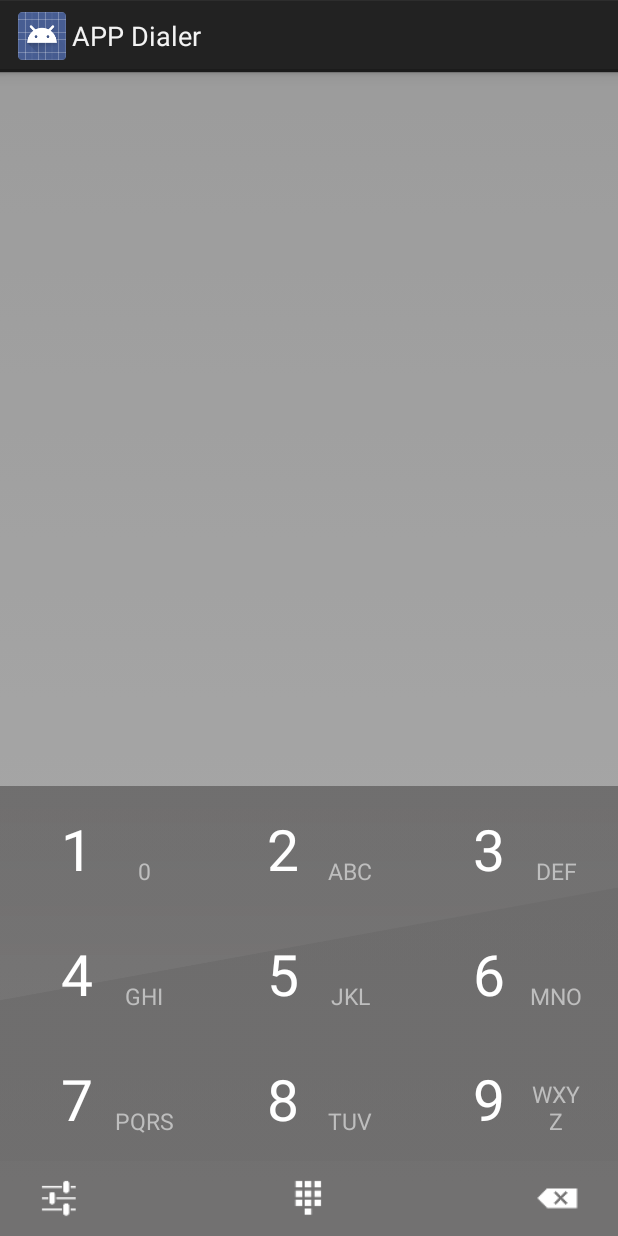
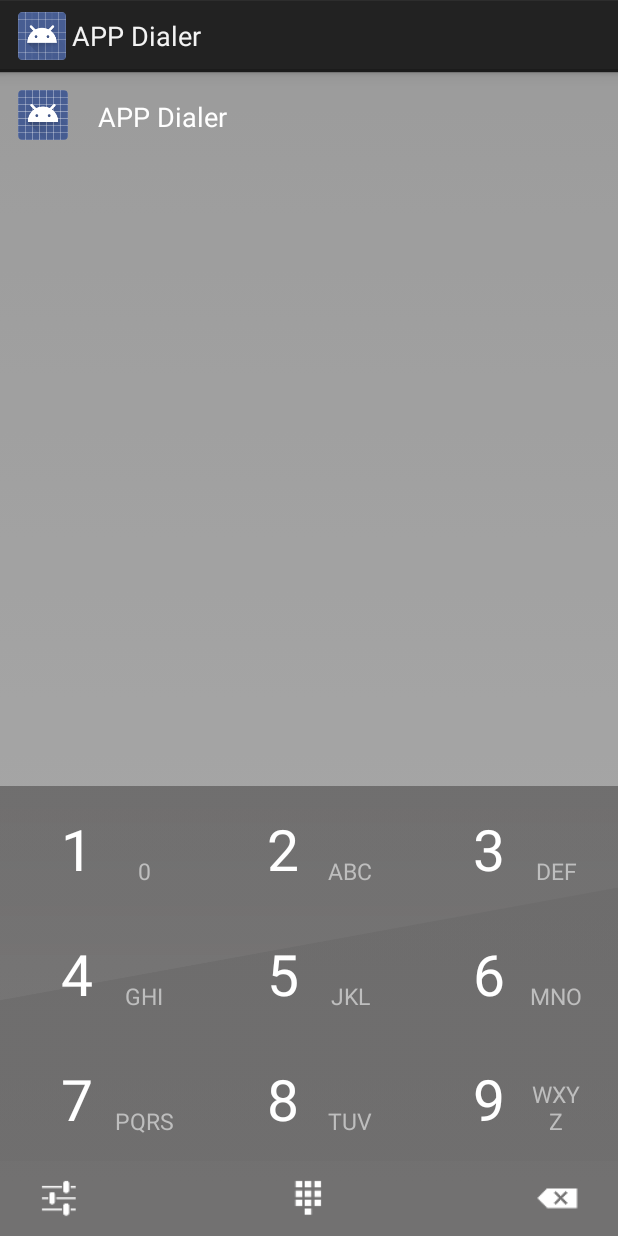
Before and after one commit to Hackforid/Quicker, an Android app: the fragment DialFragment shown on its own in the app's theme, on a phone screen of 412 x 824 dp. Run offline under Robolectric (Android 15) with nearby library versions, the light colour scheme and no system bars; libraries missing offline, so code that uses them is left out: me.grantland.widget, net.sourceforge.pinyin4j, se.emilsjolander.sprinkles; plain views replace AutofitTextView; 10 statements that could not run were skipped.

Commit message:
优化数据库调度

```diff
--- a/quicker/src/main/java/com/smilehacker/quicker/data/SPManager.java
+++ b/quicker/src/main/java/com/smilehacker/quicker/data/SPManager.java
@@ -5,9 +5,6 @@ import android.content.SharedPreferences;
 
 import com.google.gson.Gson;
 import com.google.gson.GsonBuilder;
-import com.smilehacker.quicker.data.model.AppInfo;
-import com.smilehacker.quicker.data.model.T9PinYin;
-import com.smilehacker.quicker.utils.DLog;
 
 /**
  * Created by kleist on 14-4-5.
--- a/quicker/src/main/java/com/smilehacker/quicker/data/model/AppInfo.java
+++ b/quicker/src/main/java/com/smilehacker/quicker/data/model/AppInfo.java
@@ -1,4 +1,6 @@
 package com.smilehacker.quicker.data.model;
+
+import java.util.Date;
 
 import com.google.gson.annotations.SerializedName;
 import com.google.gson.annotations.Expose;
@@ -44,6 +46,14 @@ public class AppInfo extends Model {
     @Column("launch_count")
     public long launchCount = 0;
 
+    @Column("update_date")
+    public Date updateDate;
+
     public double priority;
 
+    @Override
+    protected void beforeSave() {
+        super.beforeSave();
+        updateDate = new Date();
+    }
 }
--- a/quicker/src/main/java/com/smilehacker/quicker/frgments/DialFragment.java
+++ b/quicker/src/main/java/com/smilehacker/quicker/frgments/DialFragment.java
@@ -97,22 +97,27 @@ public class DialFragment extends Fragment{
     }
 
     private void loadApps() {
-        new AsyncTask<Void, Void, Void>() {
+//        new AsyncTask<Void, Void, Void>() {
+//
+//            @Override
+//            protected void onPostExecute(Void aVoid) {
+//                super.onPostExecute(aVoid);
+//                mAppAdapter.refreshApps(mAppManager.getRecentUpdateApps());
+//                mIsLoadApps = true;
+//            }
+//
+//            @Override
+//            protected Void doInBackground(Void... voids) {
+//                long time = System.currentTimeMillis();
+//                mAppManager.loadInstalledApps();
+//                DLog.i("read apps cost " + (System.currentTimeMillis() - time));
+//                return null;
+//            }
+//        }.execute();
 
-            @Override
-            protected void onPostExecute(Void aVoid) {
-                super.onPostExecute(aVoid);
-                mIsLoadApps = true;
-            }
-
-            @Override
-            protected Void doInBackground(Void... voids) {
-                long time = System.currentTimeMillis();
-                mAppManager.loadInstalledApps();
-                DLog.i("read apps cost " + (System.currentTimeMillis() - time));
-                return null;
-            }
-        }.execute();
+        mAppManager.loadInstalledApps();
+        mAppAdapter.refreshApps(mAppManager.getRecentUpdateApps());
+        mIsLoadApps = true;
     }
 
     private void initView() {
@@ -336,6 +341,7 @@ public class DialFragment extends Fragment{
     }
 
     private void restDialer() {
+        mAppAdapter.refreshApps(mAppManager.getRecentUpdateApps());
         mNumStr = "";
         mTvNum.setText("");
         showInputBox(false);
--- a/quicker/src/main/java/com/smilehacker/quicker/utils/AppManager.java
+++ b/quicker/src/main/java/com/smilehacker/quicker/utils/AppManager.java
@@ -10,6 +10,8 @@ import com.smilehacker.quicker.data.SPManager;
 import com.smilehacker.quicker.data.model.AppInfo;
 
 import java.util.ArrayList;
+import java.util.Collections;
+import java.util.Comparator;
 import java.util.HashMap;
 import java.util.List;
 
@@ -39,7 +41,6 @@ public class AppManager {
         mGson = new GsonBuilder().excludeFieldsWithoutExposeAnnotation().create();
     }
 
-
     public void loadInstalledApps() {
         List<AppInfo> appList = new ArrayList<AppInfo>();
         HashMap<String, AppInfo> appMap = new HashMap<String, AppInfo>();
@@ -67,6 +68,7 @@ public class AppManager {
 
         transaction.setSuccessful(true);
         transaction.finish();
+
 
         mAppInfos.clear();
         mAppInfos.addAll(appList);
@@ -147,4 +149,15 @@ public class AppManager {
         appInfo.save();
     }
 
+    public List<AppInfo> getRecentUpdateApps() {
+        List<AppInfo> appInfos = new ArrayList<AppInfo>(mAppInfos);
+        Collections.sort(appInfos, new Comparator<AppInfo>() {
+            @Override
+            public int compare(AppInfo appInfo, AppInfo appInfo2) {
+                return -appInfo.updateDate.compareTo(appInfo2.updateDate);
+            }
+        });
+        return appInfos;
+    }
+
 }
--- a/quicker/src/main/java/com/smilehacker/quicker/views/KeyView.java
+++ b/quicker/src/main/java/com/smilehacker/quicker/views/KeyView.java
@@ -11,7 +11,7 @@ import com.smilehacker.quicker.R;
 /**
  * Created by kleist on 14-4-1.
  */
-public class KeyView extends FrameLayout {
+public class KeyView extends RelativeLayout {
 
     private String[] mLetter = {"", "0", "ABC", "DEF", "GHI", "JKL", "MNO", "PQRS", "TUV", "WXYZ"};
 
@@ -28,6 +28,8 @@ public class KeyView extends FrameLayout {
      */
     public KeyView(Context context, int num) {
         super(context);
+        setBackgroundResource(R.drawable.selector_tansparent);
+
         mNum = num;
 
         if (mNum < 0 || mNum > 9) {
--- a/quicker/src/main/res/layout/view_key.xml
+++ b/quicker/src/main/res/layout/view_key.xml
@@ -1,11 +1,10 @@
 <?xml version="1.0" encoding="utf-8"?>
 
-<RelativeLayout
+<merge
     xmlns:android="http://schemas.android.com/apk/res/android"
     android:id="@+id/rl_key"
     android:layout_width="match_parent"
     android:layout_height="match_parent"
-    android:background="@drawable/selector_tansparent"
     >
     <RelativeLayout
         android:layout_width="wrap_content"
@@ -33,4 +32,4 @@
             />
 
     </RelativeLayout>
-</RelativeLayout>
+</merge>
```
Also changed, not shown: quicker/src/main/java/com/smilehacker/quicker/data/model/T9PinYin.java (deleted, +0 -20 lines).
